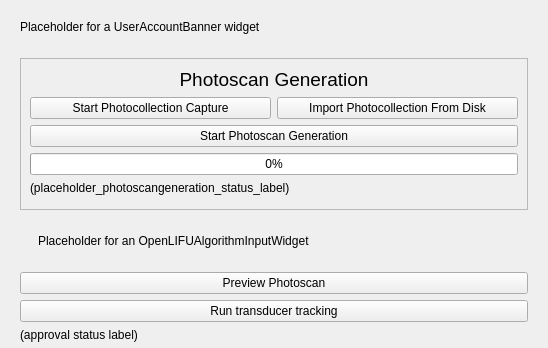
OpenwaterHealth/SlicerOpenLIFU, file OpenLIFUTransducerTracker/Resources/UI/OpenLIFUTransducerTracker.ui: the form before one commit; both pictures show x 0 to 548 and y 0 to 348 of the 548 by 539 pixel window.
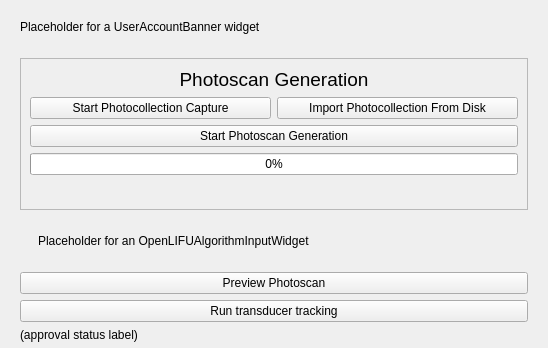
The form after the commit. Custom widgets are drawn as their Qt base class.

Commit message:
Italicize mesh recon progress status label (#365)
This make it more clear that the QLabel is displaying dynamic text,
and is in agreement with how the virtual fit progress bar's status
label works.

Patch:
```diff
--- a/OpenLIFUTransducerTracker/Resources/UI/OpenLIFUTransducerTracker.ui
+++ b/OpenLIFUTransducerTracker/Resources/UI/OpenLIFUTransducerTracker.ui
@@ -107,8 +107,8 @@
          </item>
          <item>
           <widget class="QLabel" name="photoscanGenerationStatusMessage">
-           <property name="text">
-            <string>(placeholder_photoscangeneration_status_label)</string>
+           <property name="styleSheet">
+            <string notr="true">font-style: italic</string>
            </property>
            <property name="wordWrap">
             <bool>true</bool>
```
